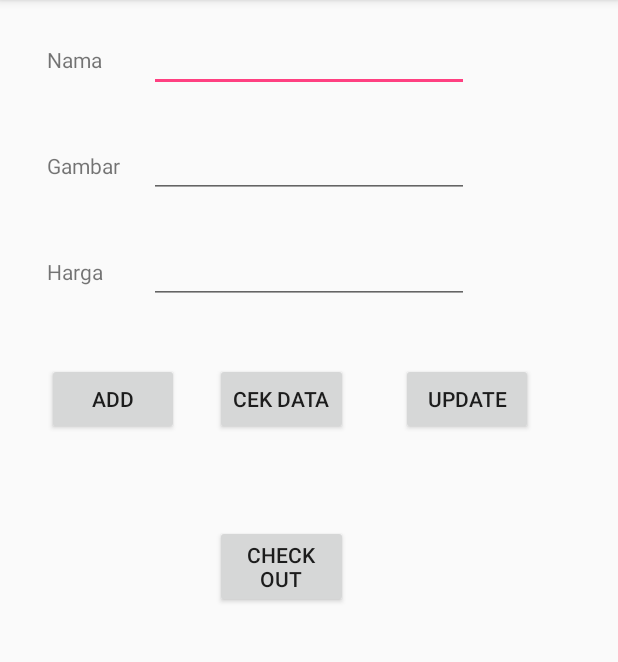
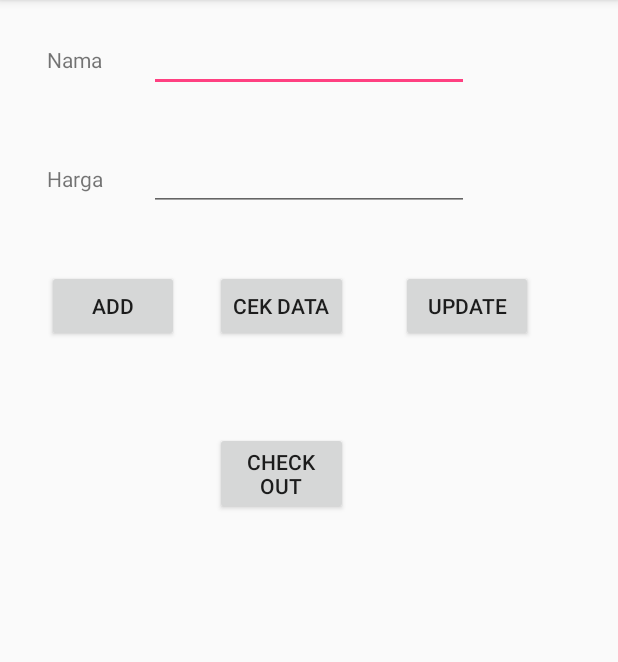
Before and after one commit to pratamaaudi/sqlite, an Android app: the screen it shows after launch (MainActivity), on a phone screen of 412 x 824 dp, the part 84-746 px from its top. Run offline under Robolectric (Android 15) with nearby library versions, the phone set to English and light mode, and no system bars.

Commit message:
Update 1
- Display Produk ID, Nama, Harga di listview
- ubah database jadi jam3.db
- Hapus variabel gambar dari aplikasi

```diff
--- a/app/src/main/java/com/example/moses/sqlite/DatabaseHelper.java
+++ b/app/src/main/java/com/example/moses/sqlite/DatabaseHelper.java
@@ -11,12 +11,11 @@ import android.database.sqlite.SQLiteOpenHelper;
  */
 
 public class DatabaseHelper extends SQLiteOpenHelper {
-    public static final String NAMA_DATABASE = "Jam2.db";
+    public static final String NAMA_DATABASE = "Jam3.db";
     public static final String NAMA_TABEL = "katalog";
     public static final String KOL_1 = "id";
     public static final String KOL_2 = "nama";
-    public static final String KOL_3 = "gambar";
-    public static final String KOL_4 = "harga";
+    public static final String KOL_3 = "harga";
 
     public DatabaseHelper(Context context) {
         super(context, NAMA_DATABASE, null, 1);
@@ -24,7 +23,7 @@ public class DatabaseHelper extends SQLiteOpenHelper {
 
     @Override
     public void onCreate(SQLiteDatabase sqLiteDatabase) {
-        sqLiteDatabase.execSQL("create table " + NAMA_TABEL + "(id INTEGER PRIMARY KEY AUTOINCREMENT, nama TEXT, gambar TEXT, harga INTEGER)");
+        sqLiteDatabase.execSQL("create table " + NAMA_TABEL + "(id INTEGER PRIMARY KEY AUTOINCREMENT, nama TEXT, harga INTEGER)");
     }
 
     @Override
@@ -33,12 +32,11 @@ public class DatabaseHelper extends SQLiteOpenHelper {
         onCreate(sqLiteDatabase);
     }
 
-    public boolean insert(String nama, String gambar, int harga){
+    public boolean insert(String nama, int harga){
         SQLiteDatabase sqLiteDatabase = this.getWritableDatabase();
         ContentValues inputan = new ContentValues();
         inputan.put(KOL_2,nama);
-        inputan.put(KOL_3,gambar);
-        inputan.put(KOL_4,harga);
+        inputan.put(KOL_3,harga);
         long hasil = sqLiteDatabase.insert(NAMA_TABEL,null,inputan);
         if(hasil==-1){
             return false;
--- a/app/src/main/java/com/example/moses/sqlite/MainActivity.java
+++ b/app/src/main/java/com/example/moses/sqlite/MainActivity.java
@@ -12,7 +12,7 @@ import android.widget.Toast;
 
 public class MainActivity extends AppCompatActivity {
     DatabaseHelper database;
-    EditText edtnama, edtgambar, edtharga;
+    EditText edtnama, edtharga;
     Button btntambah, btnview, btncheckout;
 
 
@@ -23,7 +23,6 @@ public class MainActivity extends AppCompatActivity {
         database = new DatabaseHelper(this);
 
         edtnama = (EditText)findViewById(R.id.edtnama);
-        edtgambar = (EditText)findViewById(R.id.edtgambar);
         btntambah = (Button) findViewById(R.id.btntambah);
         btnview = (Button) findViewById(R.id.btnview);
         edtharga = (EditText) findViewById(R.id.edtharga);
@@ -31,12 +30,10 @@ public class MainActivity extends AppCompatActivity {
     }
 
    public void tambahdata(View view){
-        boolean isInserted = database.insert(edtnama.getText().toString(),
-                edtgambar.getText().toString(), Integer.parseInt(edtharga.getText().toString())  );
+        boolean isInserted = database.insert(edtnama.getText().toString(), Integer.parseInt(edtharga.getText().toString())  );
         if(isInserted == true){
             Toast.makeText(MainActivity.this,"Data Inserted",Toast.LENGTH_LONG).show();
             edtnama.setText("");
-            edtgambar.setText("");
             edtharga.setText("");
         } else
             Toast.makeText(MainActivity.this,"Data not Inserted",Toast.LENGTH_LONG).show();
@@ -52,8 +49,7 @@ public class MainActivity extends AppCompatActivity {
             while (cur.moveToNext()){
                 buffer.append("ID : " + cur.getString(0)+"\n");
                 buffer.append("NAMA : " + cur.getString(1)+"\n");
-                buffer.append("GAMBAR : " + cur.getString(2)+"\n");
-                buffer.append("HARGA : " + cur.getString(3)+"\n\n");
+                buffer.append("HARGA : " + cur.getString(2)+"\n\n");
                 totaldata++;
             }
             buffer.append("TOTAL DATA : "+totaldata);
--- a/app/src/main/res/layout/activity_main.xml
+++ b/app/src/main/res/layout/activity_main.xml
@@ -29,16 +29,6 @@
         android:layout_alignParentTop="true"
         android:layout_centerHorizontal="true" />
 
-    <EditText
-        android:layout_width="wrap_content"
-        android:layout_height="wrap_content"
-        android:inputType="textPersonName"
-        android:ems="10"
-        android:id="@+id/edtgambar"
-        android:layout_marginTop="25dp"
-        android:layout_below="@+id/edtnama"
-        android:layout_alignStart="@+id/edtnama" />
-
     <TextView
         android:text="Harga"
         android:layout_width="wrap_content"
@@ -46,15 +36,6 @@
         android:id="@+id/txtharga"
         android:layout_alignBaseline="@+id/edtharga"
         android:layout_alignBottom="@+id/edtharga"
-        android:layout_alignStart="@+id/txtnama" />
-
-    <TextView
-        android:text="Gambar"
-        android:layout_width="wrap_content"
-        android:layout_height="wrap_content"
-        android:id="@+id/txtgambar"
-        android:layout_alignBaseline="@+id/edtgambar"
-        android:layout_alignBottom="@+id/edtgambar"
         android:layout_alignStart="@+id/txtnama" />
 
     <Button
@@ -86,16 +67,6 @@
         android:layout_marginStart="35dp"
         android:id="@+id/btnupdate" />
 
-    <EditText
-        android:layout_width="wrap_content"
-        android:layout_height="wrap_content"
-        android:inputType="textPersonName"
-        android:ems="10"
-        android:layout_marginTop="25dp"
-        android:id="@+id/edtharga"
-        android:layout_below="@+id/edtgambar"
-        android:layout_alignStart="@+id/edtgambar" />
-
     <Button
         android:text="Check Out"
         android:layout_width="wrap_content"
@@ -106,4 +77,14 @@
         android:layout_alignStart="@+id/btnview"
         android:layout_toStartOf="@+id/btnupdate"
         android:onClick="checkout"/>
+
+    <EditText
+        android:layout_width="wrap_content"
+        android:layout_height="wrap_content"
+        android:inputType="textPersonName"
+        android:ems="10"
+        android:layout_marginTop="34dp"
+        android:id="@+id/edtharga"
+        android:layout_below="@+id/edtnama"
+        android:layout_alignStart="@+id/edtnama" />
 </RelativeLayout>
```
Also changed, not shown: app/src/main/java/com/example/moses/sqlite/CustomAdapter.java (+17 -6 lines), app/src/main/java/com/example/moses/sqlite/cart.java (+7 -3 lines), app/src/main/res/layout/custom_row.xml (+26 -5 lines).
